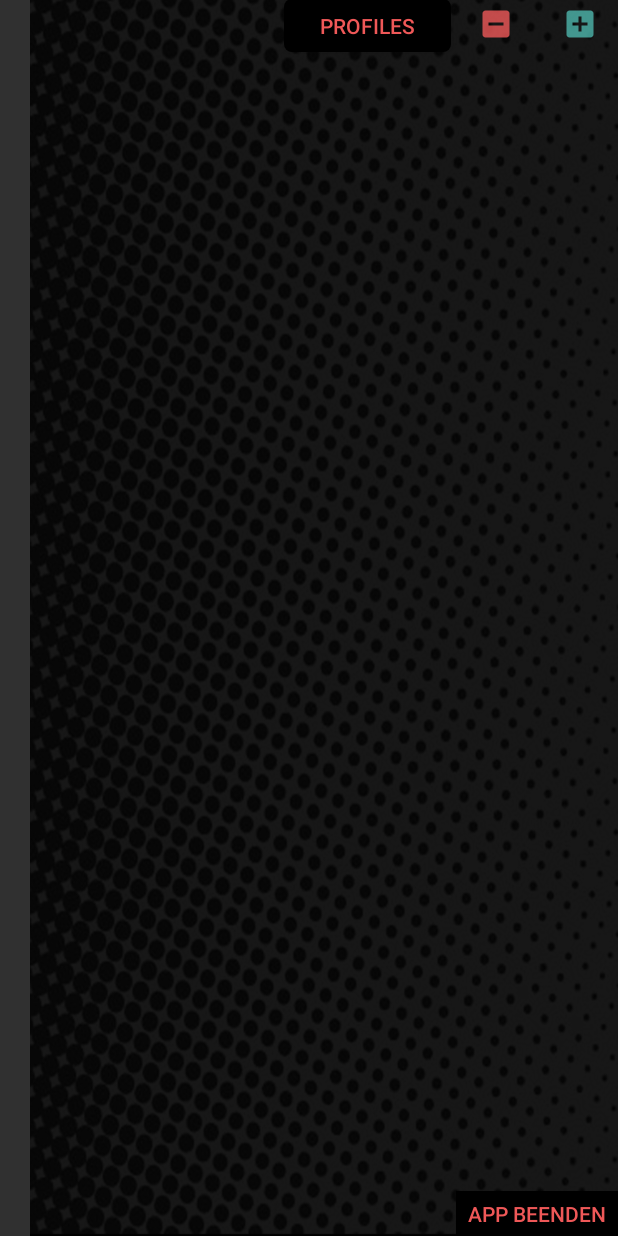
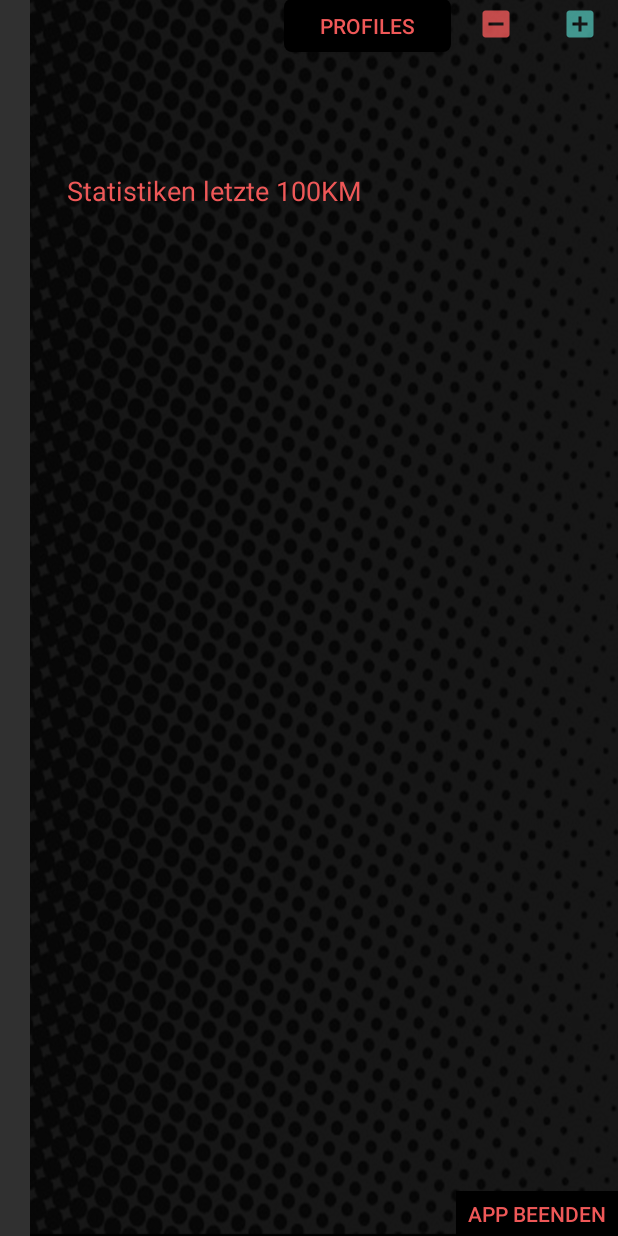
Before and after one commit to Rafek280/BatteryDashboard2, an Android app: the layout dashboard_layout.xml on its own in the app's theme, with its tools: preview values and no code run, on a phone screen of 412 x 824 dp. Run offline under Robolectric (Android 15) with nearby library versions, the phone set to English and light mode, and no system bars.

Commit message:
Statistikenv2

```diff
--- a/app/src/main/java/de/frauas/informatik/batterydashboard/enums/GaugeMetric.java
+++ b/app/src/main/java/de/frauas/informatik/batterydashboard/enums/GaugeMetric.java
@@ -10,14 +10,14 @@ package de.frauas.informatik.batterydashboard.enums;
 
 public enum GaugeMetric {
     VOLTAGE ("Spannung","V", 0, 250),
-    DURCHSCHNITTSGESCHWINDIGKEIT ("Durchsnittsgeschwindigkeit","KM/H", 0, 400),
+    DURCHSCHNITTSGESCHWINDIGKEIT ("Geschwindigkeit","KM/H", 0, 400),
     GESCHWINDIGKEIT ("Geschwindigkeit","KM/H", 0, 400),
     POWER("Leistung","kW", -10, 30),
     DRIVING_AMP("Driving Amperage","A", -50,150),
     TAGES_KILOMETER_ZAEHLER("Tages kilometer","A", -50,150),
     CHARGER_TEMP("Charger-Temp","°C"),
     CONSUMPTION("Aktueller verbrauch","unit"),
-    DURCHSCHNITTSVERBRAUCH("Durchschnittsverbrauch","unit"),
+    DURCHSCHNITTSVERBRAUCH("Verbrauch","kWh"),
     RANGE("Reichweite","km"),
     CELL_VOLTAGES("Zellspannungen","V"),
     ODOMETER("Gefahrene Kilometer","km"),
--- a/app/src/main/java/de/frauas/informatik/batterydashboard/ui/ExpListGaugeDataProvider.java
+++ b/app/src/main/java/de/frauas/informatik/batterydashboard/ui/ExpListGaugeDataProvider.java
@@ -91,7 +91,7 @@ class ExpListGaugeDataProvider {
         odometer.add(new GaugeBlueprint(GaugeMetric.ODOMETER, GaugeType.TEXT_ONLY));
         odometer.add(new GaugeBlueprint(GaugeMetric.ODOMETER, GaugeType.BIG_NUMBER));
 
-        expandableListDetail.put("Fahrten Statisten", fahrtenStatisten);
+        expandableListDetail.put("Fahrten Statistiken", fahrtenStatisten);
         expandableListDetail.put("Spannung", voltage);
         expandableListDetail.put("Geschwindigkeit", geschwindigkeit);
         expandableListDetail.put("Driving Amperage", drivingAmp);
--- a/app/src/main/res/layout/dashboard_layout.xml
+++ b/app/src/main/res/layout/dashboard_layout.xml
@@ -21,7 +21,16 @@
         app:layout_constraintStart_toStartOf="parent"
         app:layout_constraintTop_toTopOf="parent">
 
-
+        <TextView
+            android:id="@+id/superText"
+            android:layout_width="433dp"
+            android:layout_height="387dp"
+            android:layout_x="25dp"
+            android:layout_y="67dp"
+            android:text="Statistiken letzte 100KM"
+            android:textColor="@color/redAccent"
+            android:textSize="18sp"
+            android:visibility="visible" />
     </AbsoluteLayout>
 
     <!-- Layout für die Menüleiste oben -->
--- a/app/src/main/res/menu/profile_menu.xml
+++ b/app/src/main/res/menu/profile_menu.xml
@@ -8,6 +8,9 @@
         android:id="@+id/menu_save"
         android:title="Save" />
     <item
+        android:id="@+id/menu_statistiken"
+        android:title="Statistiken" />
+    <item
         android:id="@+id/menu_clear"
         android:icon="@drawable/ic_x"
         android:title="Clear" />
```
Also changed, not shown: app/src/main/java/de/frauas/informatik/batterydashboard/ui/GaugeManager.java (+21 -5 lines), app/src/main/java/de/frauas/informatik/batterydashboard/ui/UiService.java (+19 -1 lines).
